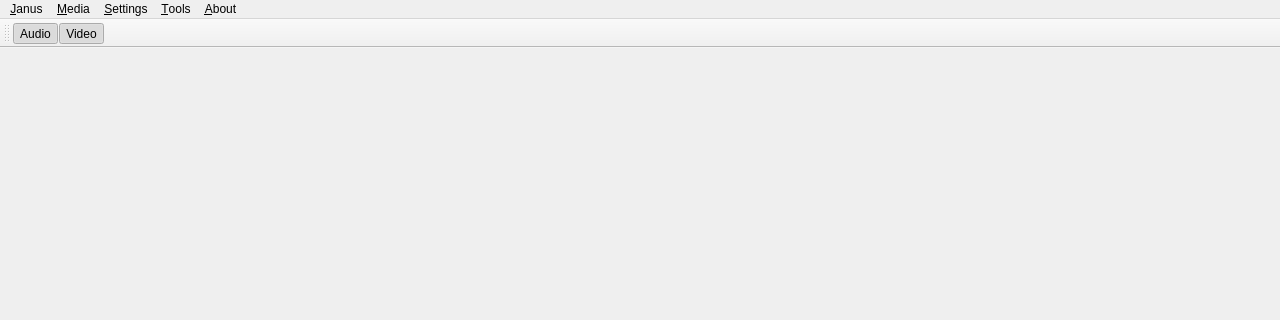
Above: UI/ui.ui from ouxianghui/janus-client before the change; both pictures show x 0 to 1280 and y 0 to 320 of the 1280 by 720 pixel window. Below: the same form after it.
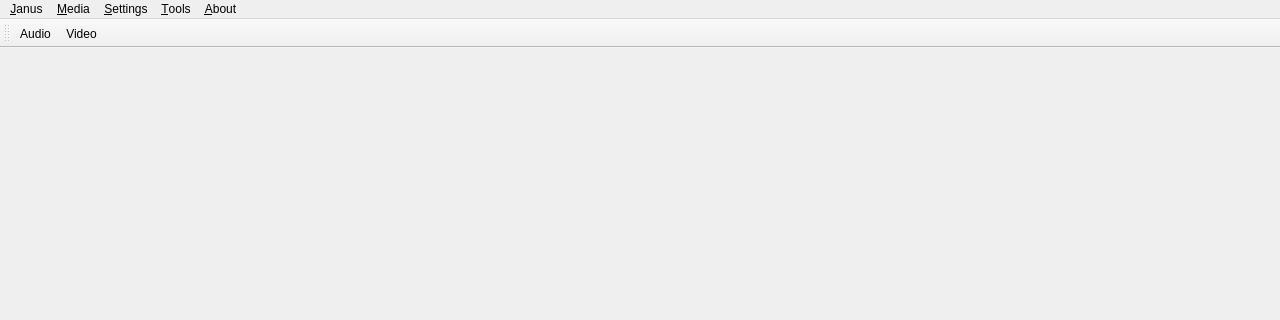
That is the form after the change. Icons and pictures are not drawn.

Commit message: sync audio & video status

```diff
--- a/UI/ui.ui
+++ b/UI/ui.ui
@@ -167,7 +167,7 @@
     <bool>true</bool>
    </property>
    <property name="checked">
-    <bool>true</bool>
+    <bool>false</bool>
    </property>
    <property name="text">
     <string>&amp;Audio</string>
@@ -178,7 +178,7 @@
     <bool>true</bool>
    </property>
    <property name="checked">
-    <bool>true</bool>
+    <bool>false</bool>
    </property>
    <property name="text">
     <string>&amp;Video</string>
```
The commit also changes 1 other file.
